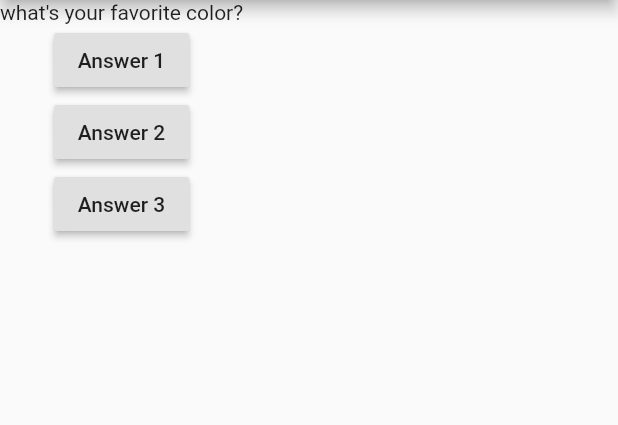
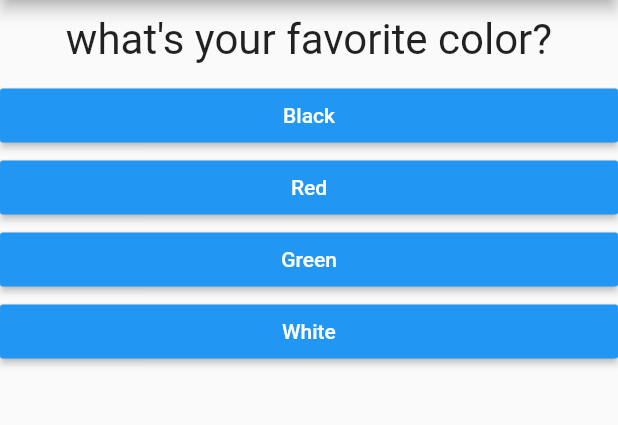
Before and after one commit to DamoonDarvishi/first-flutter-app, a Flutter app: the screen it shows after launch, on a phone screen of 412 x 824 dp, the part 84-509 px from its top. Run offline on Flutter 3.47's test engine with Material 2 defaults, Android fonts, the phone set to English and light mode, and no system bars.

Commit message:
add component: question and answer

```diff
--- /dev/null
+++ b/lib/answer.dart
@@ -0,0 +1,20 @@
+import 'package:flutter/material.dart';
+
+class Answer extends StatelessWidget {
+  final Function selectHandler;
+  final String answerText;
+  Answer(this.selectHandler, this.answerText);
+
+  @override
+  Widget build(BuildContext context) {
+    return Container(
+      width: double.infinity,
+      child: RaisedButton(
+        color: Colors.blue,
+        textColor: Colors.white,
+        child: Text(answerText),
+        onPressed: selectHandler,
+      ),
+    );
+  }
+}
--- a/lib/main.dart
+++ b/lib/main.dart
@@ -1,21 +1,42 @@
+import 'package:first_app/answer.dart';
 import 'package:flutter/material.dart';
 
-// void main() {
-//   runApp(MyApp());
-// }
+import './question.dart';
+import './answer.dart';
 
 void main() => runApp(MyApp());
 
-class MyApp extends StatelessWidget {
-  void answerQuestion() {
-    print('answer a question');
+class MyApp extends StatefulWidget {
+  @override
+  State<StatefulWidget> createState() {
+    return MyAppState();
+  }
+}
+
+class MyAppState extends State<MyApp> {
+  var _questionIndex = 0;
+  void _answerQuestion() {
+    setState(() {
+      _questionIndex = _questionIndex + 1;
+    });
+    print(_questionIndex);
   }
 
   @override
   Widget build(BuildContext context) {
     var questions = [
-      'what\'s your favorite color?',
-      'what\'s your favorite animal?',
+      {
+        'questionText': 'what\'s your favorite color?',
+        'answers': ['Black', 'Red', 'Green', 'White'],
+      },
+      {
+        'questionText': 'what\'s your favorite animal?',
+        'answers': ['Rabbit', 'Snake', 'Elephant', 'Lion'],
+      },
+      {
+        'questionText': 'what\'s your favorite instructure?',
+        'answers': ['Damon', 'Amir', 'Mohamad', 'Saeed'],
+      },
     ];
     return MaterialApp(
       home: Scaffold(
@@ -24,21 +45,11 @@ class MyApp extends StatelessWidget {
         ),
         body: Column(
           children: [
-            Text(questions[0]),
-            RaisedButton(
-              child: Text('Answer 1'),
-              onPressed: answerQuestion,
-            ),
-            RaisedButton(
-              child: Text('Answer 2'),
-              onPressed: () => print('Answer 2 chosen'),
-            ),
-            RaisedButton(
-              child: Text('Answer 3'),
-              onPressed: () {
-                print('Answer 3 chosen');
-              },
-            ),
+            Question(questions[_questionIndex]['questionText']),
+            ...(questions[_questionIndex]['answers'] as List<String>)
+                .map((answer) {
+              return Answer(_answerQuestion, answer);
+            }).toList()
           ],
         ),
       ),
--- /dev/null
+++ b/lib/question.dart
@@ -0,0 +1,21 @@
+import 'package:flutter/cupertino.dart';
+import 'package:flutter/material.dart';
+
+class Question extends StatelessWidget {
+  String questionText;
+
+  Question(this.questionText);
+
+  @override
+  Widget build(BuildContext context) {
+    return Container(
+      width: double.infinity,
+      margin: EdgeInsets.all(10),
+      child: Text(
+        questionText,
+        style: TextStyle(fontSize: 28),
+        textAlign: TextAlign.center,
+      ),
+    );
+  }
+}
```
